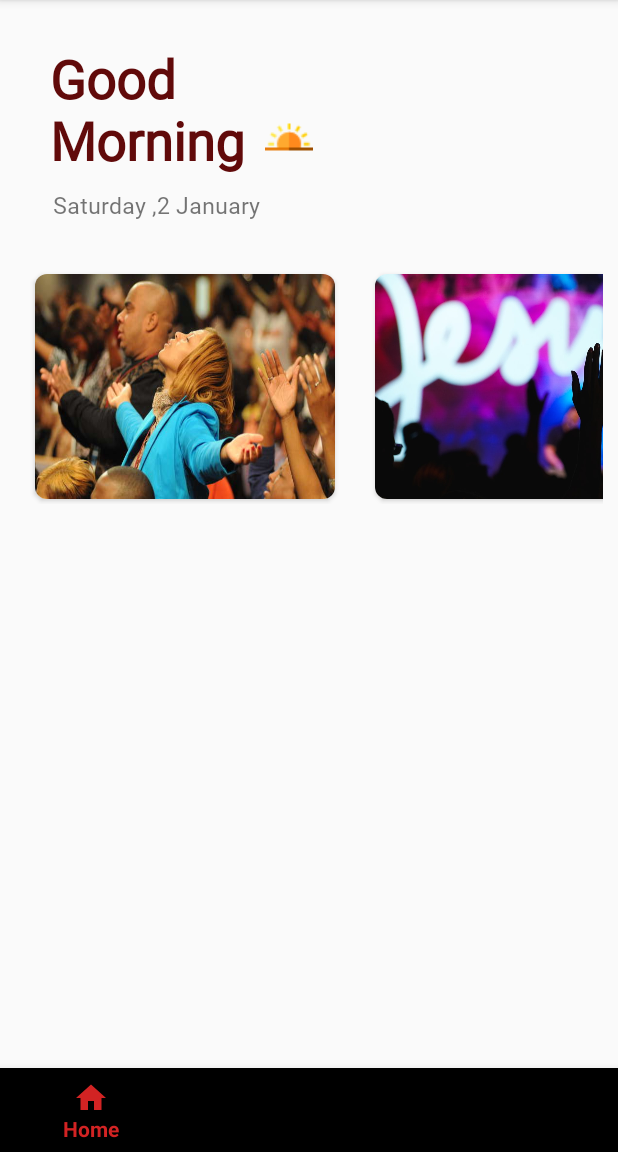
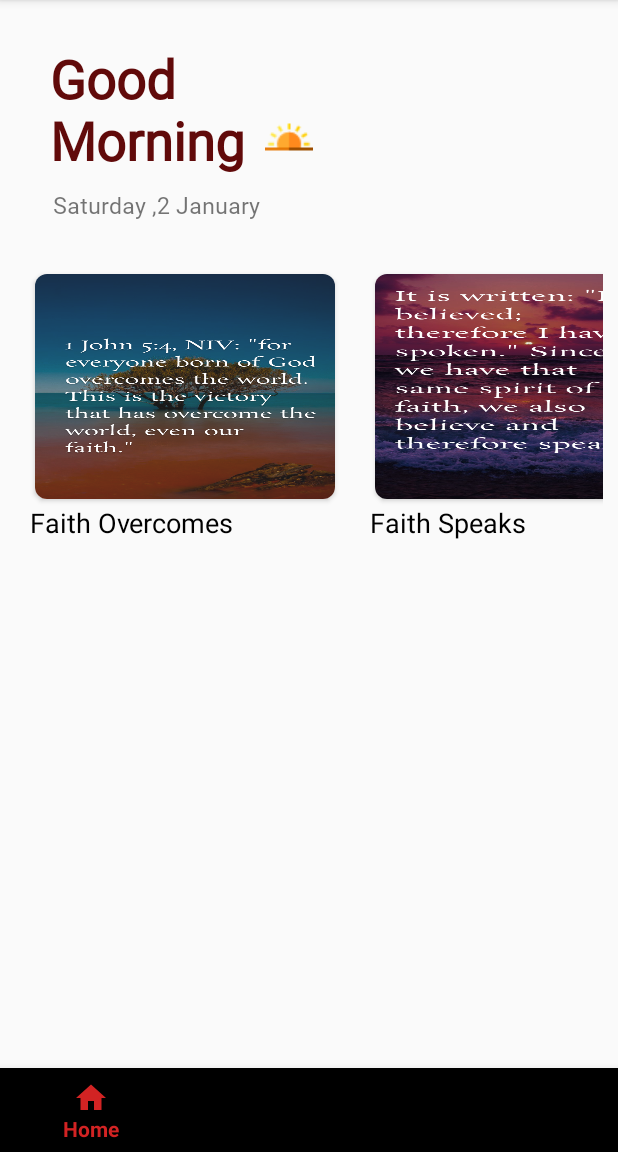
Before and after one commit to Pauldenrele/FaithDaily, an Android app: the screen it shows after launch (MainActivity), on a phone screen of 412 x 824 dp, the part 84-1236 px from its top. Run offline under Robolectric (Android 15) with nearby library versions, the phone set to English and light mode, and no system bars; our stand-ins replace Room's generated code, Timber, navigation-ui; pictures from the network do not load; 11 statements that could not run were skipped.

Commit message:
Minor changes

```diff
--- a/app/src/main/java/com/bibleapp/faithdaily/api/FaithDailyApi.kt
+++ b/app/src/main/java/com/bibleapp/faithdaily/api/FaithDailyApi.kt
@@ -1,6 +1,7 @@
 package com.bibleapp.faithdaily.api
 
 import com.bibleapp.faithdaily.model.FaithDailyResponse
+import com.bibleapp.faithdaily.model.FirebaseImageResp
 import retrofit2.Response
 import retrofit2.http.GET
 import retrofit2.http.Path
@@ -10,4 +11,8 @@ interface FaithDailyApi {
     @GET("{day}")
     suspend fun getDailyResponse(@Path("day") day: Int): Response<FaithDailyResponse>
 
+
+    @GET("/json")
+    suspend fun getImageResponse(): Response<FirebaseImageResp>
+
 }
--- a/app/src/main/java/com/bibleapp/faithdaily/ui/HomeFragment.kt
+++ b/app/src/main/java/com/bibleapp/faithdaily/ui/HomeFragment.kt
@@ -57,16 +57,32 @@ class HomeFragment : Fragment(R.layout.fragment_home) {
 
 
     private val myImageList = intArrayOf(
-        R.drawable.prayerlanguage,
-        R.drawable.worship,
-        R.drawable.praying,
-        R.drawable.worship,
-        R.drawable.prayerlanguage,
-        R.drawable.praying,
-        R.drawable.worship
+        R.drawable.image1,
+        R.drawable.faith_speak,
+        R.drawable.faith_acts,
+        R.drawable.faith_changes_situation,
+        R.drawable.faith_honours_god,
+        R.drawable.faith_pleases_god,
+        R.drawable.faith_rejoices,
+        R.drawable.faith_uplifts,
+        R.drawable.faith_is_powerful,
+        R.drawable.faith_builds,
+        R.drawable.faith_is_patient
     )
     private val myImageNameList =
-        arrayOf("Apple", "Mango", "Strawberry", "Pineapple", "Orange", "Blueberry", "Watermelon")
+        arrayOf(
+            "Faith Overcomes",
+            "Faith Speaks",
+            "Faith Acts",
+            "Faith Changes Situation",
+            "Faith Honours God",
+            "Faith Pleases God",
+            "Faith Rejoices",
+            "Faith Uplifts",
+            "Faith is Powerful",
+            "Faith Builds",
+            "Faith is Patient"
+        )
 
 
     @RequiresApi(Build.VERSION_CODES.O)
@@ -80,6 +96,41 @@ class HomeFragment : Fragment(R.layout.fragment_home) {
 
         val currentday = LocalDate.now()
         val dayofwEEK = currentday.dayOfWeek
+
+
+        viewModel.getFirebaseImage().observe(viewLifecycleOwner, Observer {
+            it.observe(viewLifecycleOwner, Observer {
+                when (it) {
+                    is DataState.Success -> {
+                        Toast.makeText(
+                            context, "Image ${it.data}",
+                            Toast.LENGTH_SHORT
+                        ).show()
+                    }
+                    is DataState.Loading -> {
+                        showProgressBar()
+                        //hideRetryButton()
+                        Toast.makeText(
+                            context, "Image load",
+                            Toast.LENGTH_SHORT
+                        ).show()
+
+                    }
+                    is DataState.Error -> {
+                        hideProgressBar()
+                        //  showRetryButton(i)
+                        Toast.makeText(
+                            context, "Image error ${it.exception}",
+                            Toast.LENGTH_SHORT
+                        ).show()
+
+
+                    }
+
+                }
+            })
+        })
+
 
         viewModel.getFaithDai(dayofYear - 1).observe(viewLifecycleOwner, Observer {
             it.observe(viewLifecycleOwner, Observer {
@@ -417,11 +468,11 @@ class HomeFragment : Fragment(R.layout.fragment_home) {
 
         val current = LocalDate.now()
         txtDate.text = "${
-        current.dayOfWeek.toString().substring(0, 1).toUpperCase() +
-                current.dayOfWeek.toString().substring(1).toLowerCase()
+            current.dayOfWeek.toString().substring(0, 1).toUpperCase() +
+                    current.dayOfWeek.toString().substring(1).toLowerCase()
         } ,${current.dayOfMonth} ${
-        current.month.toString().substring(0, 1).toUpperCase() +
-                current.month.toString().substring(1).toLowerCase()
+            current.month.toString().substring(0, 1).toUpperCase() +
+                    current.month.toString().substring(1).toLowerCase()
         }"
 
 
--- a/app/src/main/java/com/bibleapp/faithdaily/util/Constants.kt
+++ b/app/src/main/java/com/bibleapp/faithdaily/util/Constants.kt
@@ -5,6 +5,7 @@ class Constants {
     companion object {
         const val BASE_URL = "https://devotional-rest-api.herokuapp.com/devotional/"
         const val QUERY_PAGE_SIZE = 20
+        const val FIREBASE_BASE_URL = "https://faithandpictures-1cb90-default-rtdb.firebaseio.com/"
 
     }
 
--- a/app/src/main/java/com/bibleapp/faithdaily/viewmodel/MainViewModel.kt
+++ b/app/src/main/java/com/bibleapp/faithdaily/viewmodel/MainViewModel.kt
@@ -24,6 +24,10 @@ class MainViewModel(
         return mainRepository.getFaithDaily(day).asLiveData()
     }
 
+
+    fun getFirebaseImage() = liveData{
+        emit(mainRepository.getFirebaseDetails().asLiveData())
+    }
 
 
 
--- a/app/src/main/res/layout/recycler_item.xml
+++ b/app/src/main/res/layout/recycler_item.xml
@@ -3,8 +3,10 @@
     xmlns:app="http://schemas.android.com/apk/res-auto"
     xmlns:card_view="http://schemas.android.com/tools"
     android:padding="10dp"
+    android:orientation="vertical"
     android:layout_width="wrap_content"
     android:layout_height="wrap_content">
+
 
     <androidx.cardview.widget.CardView
         android:id="@+id/card_view"
@@ -14,10 +16,6 @@
         card_view:cardElevation="10dp"
         android:layout_margin="3dp">
 
-        <LinearLayout
-            android:layout_width="wrap_content"
-            android:layout_height="wrap_content"
-            android:orientation="vertical">
 
             <ImageView
                 android:layout_width="match_parent"
@@ -26,17 +24,17 @@
                android:scaleType="fitXY"
                 android:id="@+id/iv" />
 
-            <TextView
-                android:layout_width="match_parent"
-                android:layout_height="match_parent"
-                android:id="@+id/tv"
-                android:gravity="center"
-                android:text="Image"
-                android:textColor="#000"
-                android:textSize="18sp" />
 
-        </LinearLayout>
 
     </androidx.cardview.widget.CardView>
+    <TextView
+        android:layout_width="match_parent"
+        android:layout_height="match_parent"
+        android:id="@+id/tv"
+        android:gravity="bottom"
+        android:text="Image"
+        android:textColor="#000000"
+        android:textSize="18sp" />
+
 
 </LinearLayout>
```
Also changed, not shown: app/src/main/java/com/bibleapp/faithdaily/api/FirebaseRetrofitInstance.kt (added, +24 -0 lines), app/src/main/java/com/bibleapp/faithdaily/model/FirebaseImageResp.kt (added, +8 -0 lines), app/src/main/java/com/bibleapp/faithdaily/repository/MainRepo.kt (+24 -0 lines), app/src/main/res/drawable/faith_acts.png (added), app/src/main/res/drawable/faith_builds.png (added), app/src/main/res/drawable/faith_honours_god.png (added), app/src/main/res/drawable/faith_is_patient.png (added), app/src/main/res/drawable/faith_is_powerful.png (added), app/src/main/res/drawable/faith_speak.png (added), app/src/main/res/drawable/faith_uplifts.png (added), app/src/main/res/drawable/image1.png (added), app/src/main/res/drawable/image2.png (added), 3 other files.
